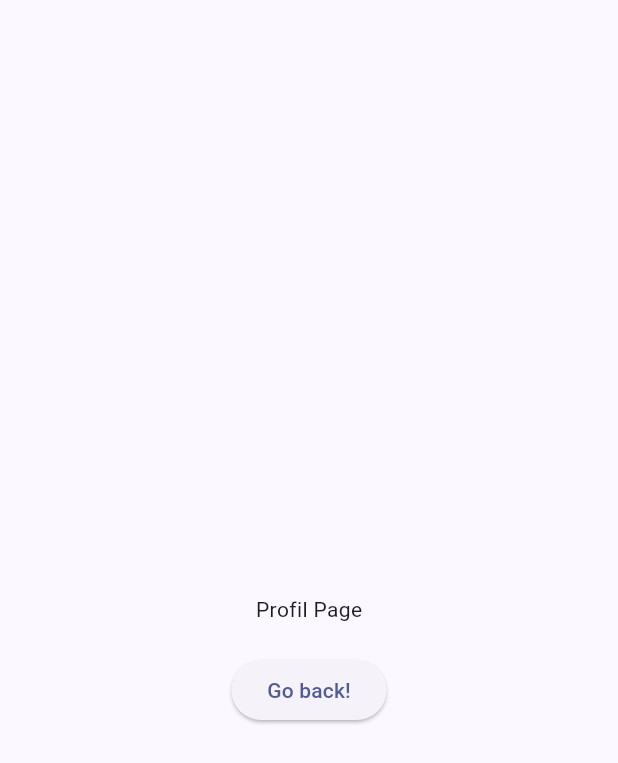
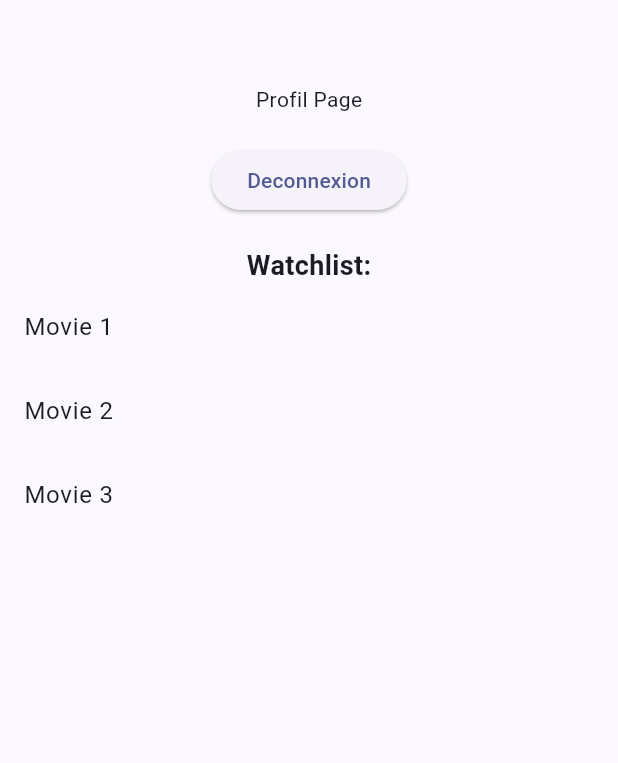
Before and after one commit to Xelame/JustWatchLike, a Flutter app: the ProfilePage screen opened directly with empty values, on a phone screen of 412 x 824 dp. Shown: the top 763 px of the screen. Run offline on Flutter 3.47's test engine with Material 3 defaults, Android fonts, the phone set to English and light mode, and no system bars; our stand-ins replace firebase_auth, firebase_core, flutter_riverpod; accounts and stored records are empty.

Commit message:
Modification page profil

```diff
--- a/lib/Profile/profile_page.dart
+++ b/lib/Profile/profile_page.dart
@@ -11,15 +11,19 @@ class ProfilePage extends StatefulWidget {
 }
 
 class _ProfilPageState extends State<ProfilePage> {
+  List<String> watchlist = [
+    'Movie 1',
+    'Movie 2',
+    'Movie 3',
+  ];
+
   @override
   Widget build(BuildContext context) {
     return Scaffold(
       appBar: AppBar(
-        title : Text(widget.userEmail),
+        title: Text(widget.userEmail),
       ),
-      body: Center(
-        child: Column(
-          mainAxisAlignment: MainAxisAlignment.center,
+      body: Column(
         children: [
           const Text("Profil Page"),
           const SizedBox(
@@ -29,12 +33,29 @@ class _ProfilPageState extends State<ProfilePage> {
             onPressed: () {
               Navigator.pop(context);
             },
-              child: const Text('Go back!'),
+            child: const Text('Deconnexion'),
+          ),
+          const SizedBox(
+            height: 20,
+          ),
+          const Text(
+            'Watchlist:',
+            style: TextStyle(
+              fontWeight: FontWeight.bold,
+              fontSize: 18,
+            ),
+          ),
+          ListView.builder(
+            shrinkWrap: true,
+            itemCount: watchlist.length,
+            itemBuilder: (context, index) {
+              return ListTile(
+                title: Text(watchlist[index]),
+              );
+            },
           ),
         ],
       ),
-      ),
     );
   }
-
 }
```
Lines whose indentation alone changed are shown as unchanged.
